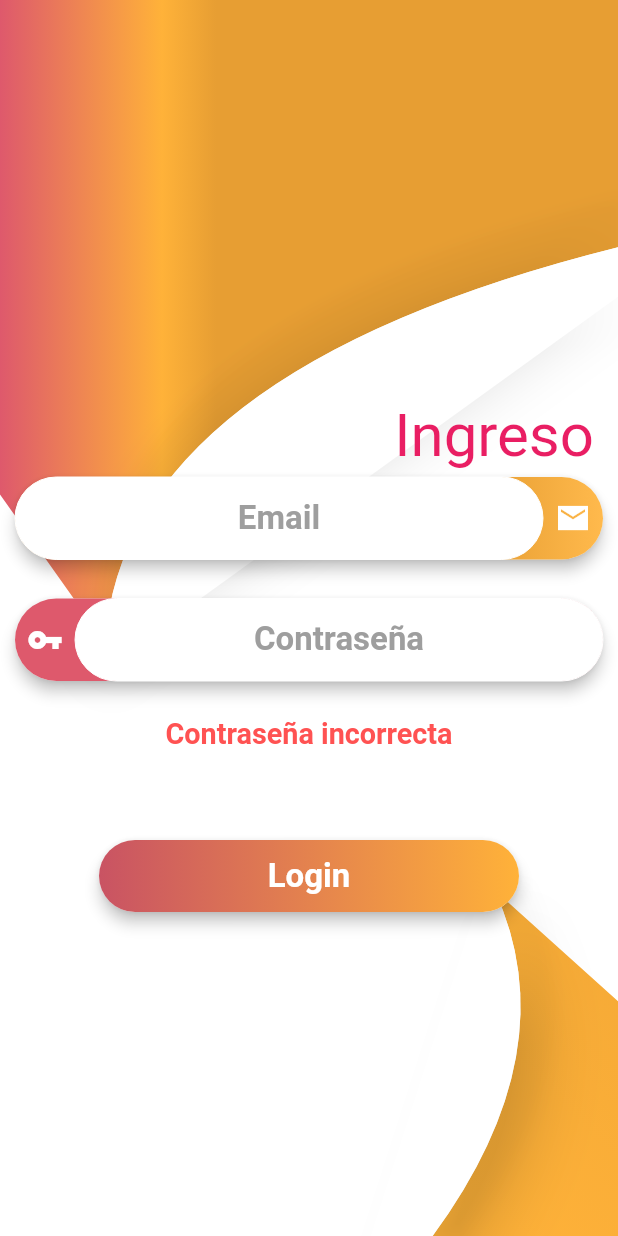
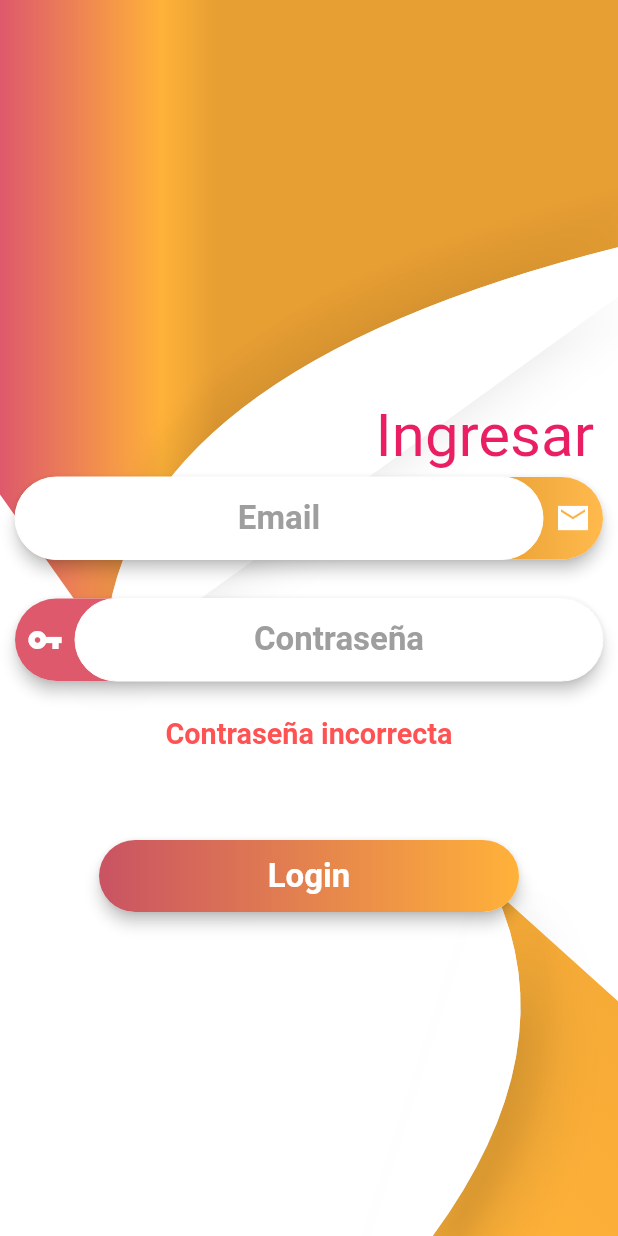
Before and after one commit to hernan74/control_usuarios, a Flutter app: the screen it shows after launch, on a phone screen of 412 x 824 dp. Run offline on Flutter 3.47's test engine with Material 2 defaults, Android fonts, the phone set to English and light mode, and no system bars; our stand-ins replace font_awesome_flutter, image_picker.

Commit message:
prueba deploy

```diff
--- a/lib/src/pages/login_page.dart
+++ b/lib/src/pages/login_page.dart
@@ -80,7 +80,7 @@ class _Titulo extends StatelessWidget {
         width: anchoMaximo * 95 / 100,
         alignment: Alignment.centerRight,
         child: Text(
-          'Ingreso',
+          'Ingresar',
           style: TextStyle(
               fontSize: sizeScreemUtil(
                   sizeActual: altoMaximo * 10 / 100, sizeMin: 20, sizeMax: 40),
```
